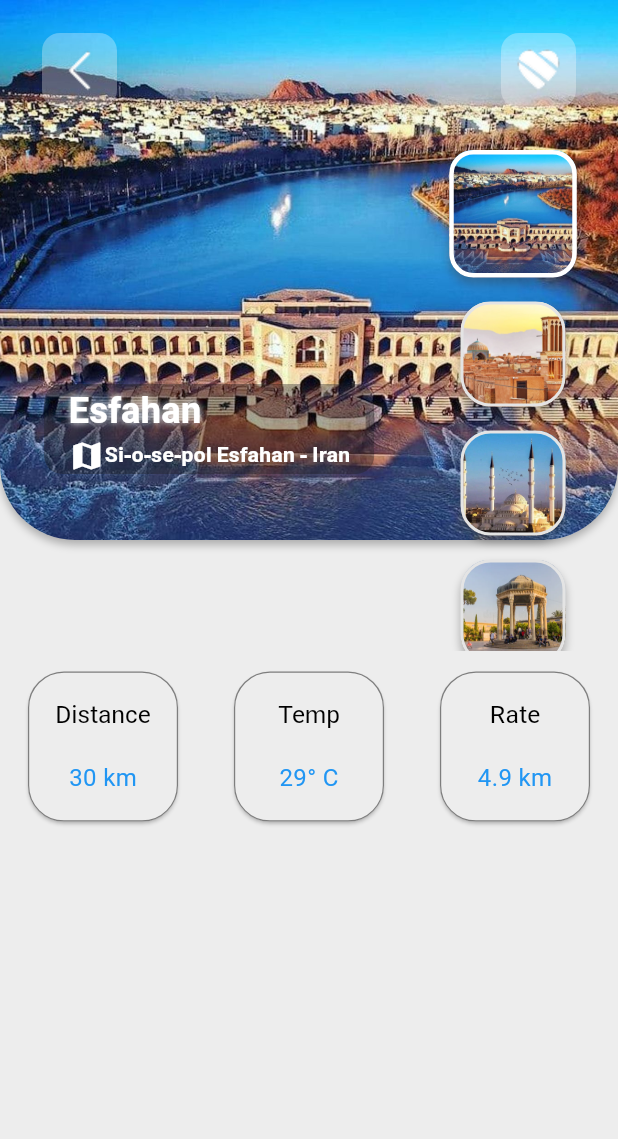
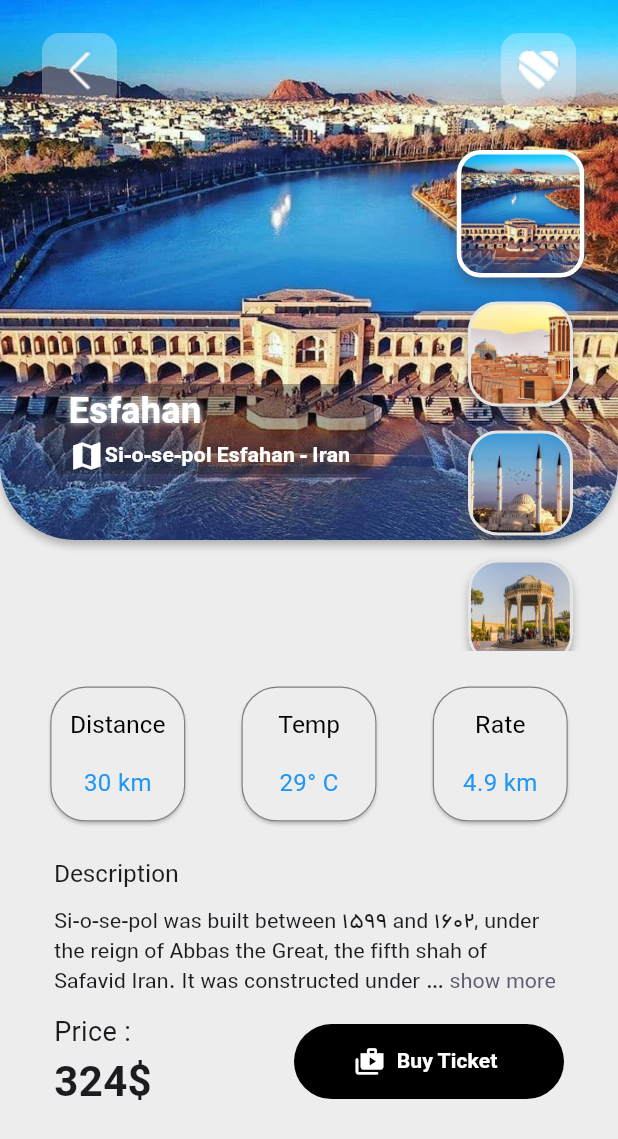
Before and after one commit to 4itsam/travelApp, a Flutter app: the screen it shows after launch, on a phone screen of 412 x 824 dp. Shown: the top 1139 px of the screen. Run offline on Flutter 3.47's test engine with Material 3 defaults, Android fonts, the phone set to English and light mode, and no system bars; drawn by our look-alikes of expandable_text.

Commit message:
completed UI

```diff
--- a/lib/home/home.dart
+++ b/lib/home/home.dart
@@ -1,4 +1,5 @@
 import 'package:flutter/material.dart';
+import 'package:expandable_text/expandable_text.dart';
 import 'package:travelapp/gen/assets.gen.dart';
 import 'package:travelapp/models.dart/model.dart';
 
@@ -31,7 +32,8 @@ class _HomeState extends State<Home> {
     return SafeArea(
       child: Scaffold(
         backgroundColor: const Color.fromARGB(255, 237, 237, 237),
-        body: Column(
+        body: SingleChildScrollView(
+          child: Column(
             children: [
               Container(
                 width: double.infinity,
@@ -101,7 +103,7 @@ class _HomeState extends State<Home> {
                     //! Image List
                     Positioned(
                       top: 100,
-                    right: 20,
+                      right: 15,
                       child: SizedBox(
                         height: double.maxFinite,
                         width: 100,
@@ -120,7 +122,6 @@ class _HomeState extends State<Home> {
                         ),
                       ),
                     ),
-
                     //!back Cont6ainer
                     Positioned(
                       bottom: size.height / 7,
@@ -174,16 +175,126 @@ class _HomeState extends State<Home> {
                   ],
                 ),
               ),
-            Expanded(
-              child: Container(
+              Container(
                 width: double.infinity,
 
                 child: Column(
                   children: [
                     Padding(
-                      padding: const EdgeInsets.only(top: 10),
+                      padding: const EdgeInsets.only(top: 20),
+                      child: RowBoxWidgetInformations(),
+                    ),
+                    //! description feild
+                    descriptionFeild(),
+                    //! action & price feild
+                    actionFeild(),
+                  ],
+                ),
+              ),
+            ],
+          ),
+        ),
+      ),
+    );
+  }
+
+  Padding actionFeild() {
+    return Padding(
+                    padding: const EdgeInsets.only(
+                      top: 10,
+                      left: 36,
+                      right: 36,
+                      bottom: 10
+                    ),
                     child: Row(
-                        mainAxisAlignment: MainAxisAlignment.spaceAround,
+                      mainAxisAlignment: MainAxisAlignment.spaceBetween,
+
+                      children: [
+                        Column(
+                          crossAxisAlignment: CrossAxisAlignment.start,
+                          children: [
+                            Text(
+                              "Price :",
+                              style: TextStyle(
+                                fontSize: 18,
+                                fontWeight: FontWeight.w400,
+                              ),
+                            ),
+                            Text(
+                              "${travelList[selectedIndex].prise}\$",
+                              style: TextStyle(
+                                fontSize: 28,
+                                fontWeight: FontWeight.bold,
+                              ),
+                            ),
+                          ],
+                        ),
+                        Container(
+                          height: 50,
+                          width: 180,
+                          decoration: BoxDecoration(
+                            color: Colors.black,
+                            borderRadius: BorderRadius.circular(50),
+                          ),
+                          child: TextButton.icon(
+                            style: TextButton.styleFrom(
+                              overlayColor: Colors.white,
+                              shape: RoundedRectangleBorder(borderRadius: BorderRadius.circular(50))
+                            ),
+                            onPressed: () {},
+                            label: Text(
+                              "Buy Ticket",
+                              style: TextStyle(
+                                fontFamily: "dana",
+                                color: Colors.white,
+                                fontWeight: FontWeight.w600,
+                              ),
+                            ),
+                            icon: Icon(
+                              Icons.shop_2_rounded,
+                              color: Colors.white,
+                              size: 20,
+                            ),
+                          ),
+                        ),
+                      ],
+                    ),
+                  );
+  }
+
+  Padding descriptionFeild() {
+    return Padding(
+      padding: const EdgeInsets.only(top: 20, right: 36, left: 36),
+      child: Column(
+        crossAxisAlignment: CrossAxisAlignment.start,
+        children: [
+          Text(
+            "Description",
+            style: TextStyle(
+              fontFamily: "dana",
+              fontWeight: FontWeight.w400,
+              fontSize: 16,
+            ),
+          ),
+          SizedBox(height: 10),
+          ExpandableText(
+            travelList[selectedIndex].description,
+            expandText: "show more",
+            maxLines: 3,
+            collapseText: "show less",
+            animation: true,
+            animationCurve: ElasticInCurve(),
+            style: TextStyle(fontFamily: "dana"),
+            collapseOnTextTap: true,
+          ),
+        ],
+      ),
+    );
+  }
+
+  Row RowBoxWidgetInformations() {
+    return Row(
+      mainAxisAlignment: MainAxisAlignment.spaceEvenly,
       children: [
         Card(
           color: const Color.fromARGB(255, 237, 237, 237),
@@ -195,16 +306,14 @@ class _HomeState extends State<Home> {
             borderRadius: BorderRadius.circular(24),
           ),
           child: SizedBox(
-                              height: 100,
-                              width: 100,
+            height: 90,
+            width: 90,
             child: Column(
-                                mainAxisAlignment:
-                                    MainAxisAlignment.spaceEvenly,
+              mainAxisAlignment: MainAxisAlignment.spaceEvenly,
               children: [
                 Text(
                   "Distance",
                   style: TextStyle(
-
                     color: Colors.black,
                     fontFamily: "dana",
                     fontWeight: FontWeight.w500,
@@ -233,11 +342,10 @@ class _HomeState extends State<Home> {
             borderRadius: BorderRadius.circular(24),
           ),
           child: SizedBox(
-                              height: 100,
-                              width: 100,
+            height: 90,
+            width: 90,
             child: Column(
-                                mainAxisAlignment:
-                                    MainAxisAlignment.spaceEvenly,
+              mainAxisAlignment: MainAxisAlignment.spaceEvenly,
               children: [
                 Text(
                   "Temp",
@@ -270,11 +378,10 @@ class _HomeState extends State<Home> {
             borderRadius: BorderRadius.circular(24),
           ),
           child: SizedBox(
-                              height: 100,
-                              width: 100,
+            height: 90,
+            width: 90,
             child: Column(
-                                mainAxisAlignment:
-                                    MainAxisAlignment.spaceEvenly,
+              mainAxisAlignment: MainAxisAlignment.spaceEvenly,
               children: [
                 Text(
                   "Rate",
@@ -298,15 +405,6 @@ class _HomeState extends State<Home> {
           ),
         ),
       ],
-                      ),
-                    ),
-                  ],
-                ),
-              ),
-            ),
-          ],
-        ),
-      ),
     );
   }
 
--- a/lib/models.dart/model.dart
+++ b/lib/models.dart/model.dart
@@ -58,7 +58,7 @@ class TravelList {
       TravelList(
         title: "Zahedan",
         image: Assets.images.zahedan.path,
-        subtitle: "makii",
+        subtitle: "Makki",
         location: "Zahedan - Iran",
         description:
             "Si-o-se-pol was built between 1599 and 1602, under the reign of Abbas the Great, the fifth shah of Safavid Iran. It was constructed under the supervision of Allahverdi Khan Undiladze, the commander-in-chief of the armies, who was of Georgian origin, and was also named after him. The bridge served particularly as a connection between the mansions of the elite, as well as a link to the city's vital Armenian neighborhood of New Julfa.",
--- a/pubspec.yaml
+++ b/pubspec.yaml
@@ -34,6 +34,7 @@ dependencies:
   # The following adds the Cupertino Icons font to your application.
   # Use with the CupertinoIcons class for iOS style icons.
   cupertino_icons: ^1.0.8
+  expandable_text: ^2.3.0
 
 dev_dependencies:
   flutter_test:
```
Also changed, not shown: pubspec.lock. Lines whose indentation alone changed are shown as unchanged.
